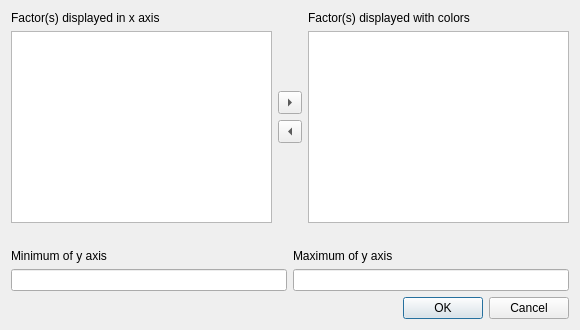
Qt form cogstat/ui/display_options_repeated.ui (cogstat/cogstat) before a commit.
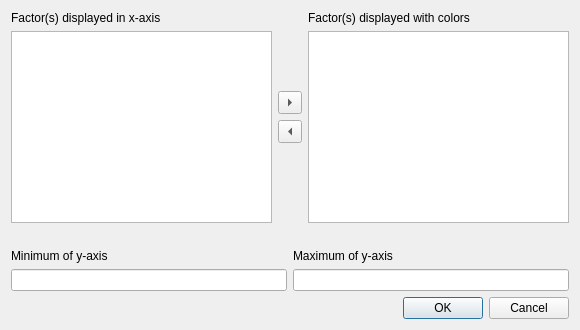
The same form after that commit.

What changed in the file:
```diff
--- a/cogstat/ui/display_options_repeated.ui
+++ b/cogstat/ui/display_options_repeated.ui
@@ -86,7 +86,7 @@
      <item>
       <widget class="QLabel" name="label">
        <property name="text">
-        <string>Factor(s) displayed in x axis</string>
+        <string>Factor(s) displayed in x-axis</string>
        </property>
        <property name="buddy">
         <cstring>factor_x_listWidget</cstring>
@@ -126,7 +126,7 @@
        <item>
         <widget class="QLabel" name="label_3">
          <property name="text">
-          <string>Minimum of y axis</string>
+          <string>Minimum of y-axis</string>
          </property>
          <property name="buddy">
           <cstring>minimum_y</cstring>
@@ -147,7 +147,7 @@
        <item>
         <widget class="QLabel" name="label_2">
          <property name="text">
-          <string>Maximum of y axis</string>
+          <string>Maximum of y-axis</string>
          </property>
          <property name="buddy">
           <cstring>maximum_y</cstring>
```
